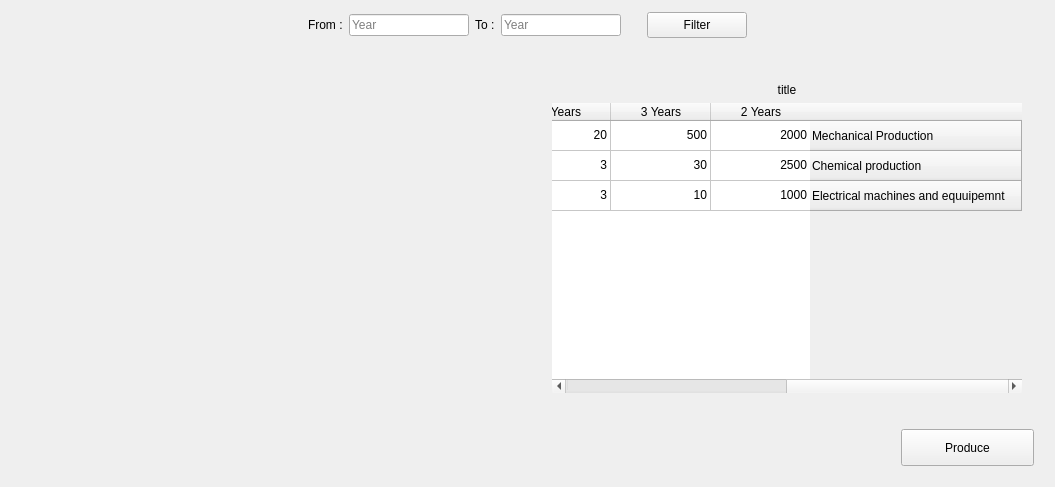
This is source/ui/r1.ui in YassineBaghdadi/Students-Report as Qt 5 draws it before an edit. The edited form follows.
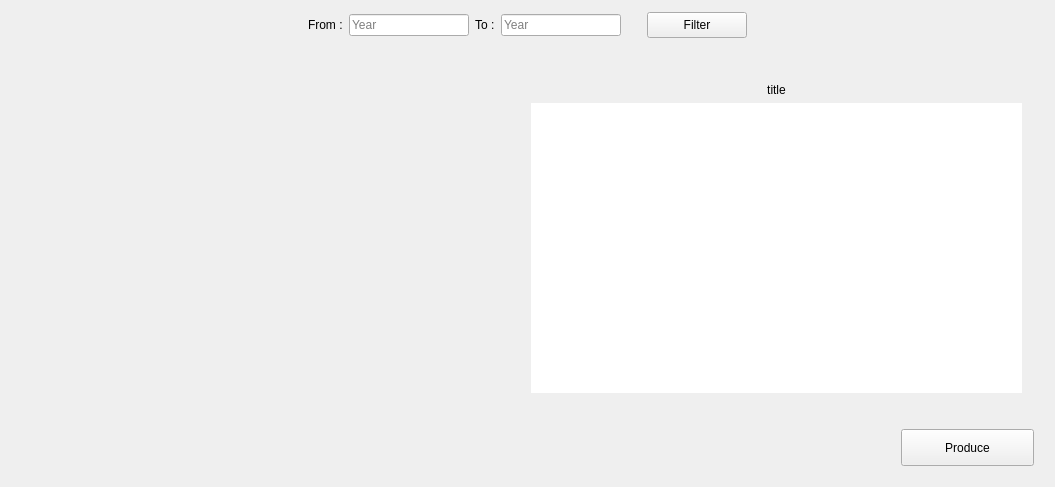
This is the edited form.

```diff
--- a/source/ui/r1.ui
+++ b/source/ui/r1.ui
@@ -13,6 +13,9 @@
   <property name="windowTitle">
    <string>Form</string>
   </property>
+  <property name="layoutDirection">
+   <enum>Qt::LeftToRight</enum>
+  </property>
   <property name="styleSheet">
    <string notr="true">QFrame{border:0px;}</string>
   </property>
@@ -180,7 +183,7 @@
           </property>
           <layout class="QVBoxLayout" name="verticalLayout_5">
            <property name="leftMargin">
-            <number>21</number>
+            <number>0</number>
            </property>
            <property name="topMargin">
             <number>21</number>
@@ -208,101 +211,33 @@
                <property name="layoutDirection">
                 <enum>Qt::RightToLeft</enum>
                </property>
-               <row>
-                <property name="text">
-                 <string>Mechanical Production</string>
-                </property>
-               </row>
-               <row>
-                <property name="text">
-                 <string>Chemical production</string>
-                </property>
-               </row>
-               <row>
-                <property name="text">
-                 <string>Electrical machines and equuipemnt</string>
-                </property>
-               </row>
-               <column>
-                <property name="text">
-                 <string>2 Years</string>
-                </property>
-               </column>
-               <column>
-                <property name="text">
-                 <string>3 Years</string>
-                </property>
-               </column>
-               <column>
-                <property name="text">
-                 <string>4 Years</string>
-                </property>
-               </column>
-               <column>
-                <property name="text">
-                 <string>5 Years or more</string>
-                </property>
-               </column>
-               <item row="0" column="0">
-                <property name="text">
-                 <string>2000</string>
-                </property>
-               </item>
-               <item row="0" column="1">
-                <property name="text">
-                 <string>500</string>
-                </property>
-               </item>
-               <item row="0" column="2">
-                <property name="text">
-                 <string>20</string>
-                </property>
-               </item>
-               <item row="0" column="3">
-                <property name="text">
-                 <string>10</string>
-                </property>
-               </item>
-               <item row="1" column="0">
-                <property name="text">
-                 <string>2500</string>
-                </property>
-               </item>
-               <item row="1" column="1">
-                <property name="text">
-                 <string>30</string>
-                </property>
-               </item>
-               <item row="1" column="2">
-                <property name="text">
-                 <string>3</string>
-                </property>
-               </item>
-               <item row="1" column="3">
-                <property name="text">
-                 <string>6</string>
-                </property>
-               </item>
-               <item row="2" column="0">
-                <property name="text">
-                 <string>1000</string>
-                </property>
-               </item>
-               <item row="2" column="1">
-                <property name="text">
-                 <string>10</string>
-                </property>
-               </item>
-               <item row="2" column="2">
-                <property name="text">
-                 <string>3</string>
-                </property>
-               </item>
-               <item row="2" column="3">
-                <property name="text">
-                 <string>0</string>
-                </property>
-               </item>
+               <property name="autoScrollMargin">
+                <number>6</number>
+               </property>
+               <property name="editTriggers">
+                <set>QAbstractItemView::NoEditTriggers</set>
+               </property>
+               <property name="selectionMode">
+                <enum>QAbstractItemView::NoSelection</enum>
+               </property>
+               <property name="selectionBehavior">
+                <enum>QAbstractItemView::SelectRows</enum>
+               </property>
+               <property name="verticalScrollMode">
+                <enum>QAbstractItemView::ScrollPerPixel</enum>
+               </property>
+               <property name="horizontalScrollMode">
+                <enum>QAbstractItemView::ScrollPerPixel</enum>
+               </property>
+               <property name="sortingEnabled">
+                <bool>true</bool>
+               </property>
+               <attribute name="horizontalHeaderCascadingSectionResizes">
+                <bool>true</bool>
+               </attribute>
+               <attribute name="verticalHeaderVisible">
+                <bool>true</bool>
+               </attribute>
               </widget>
              </item>
             </layout>
```
